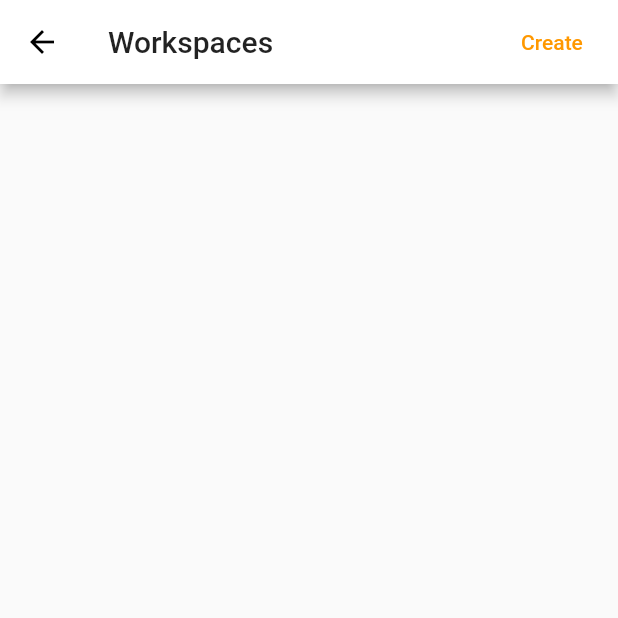
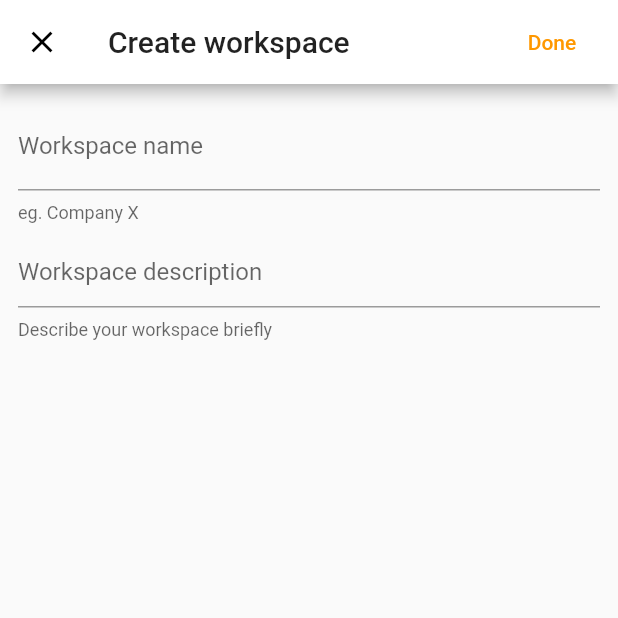
Before and after one commit to amirhesham65/Panther-App, a Flutter app: the WorkspacesView screen opened by its route, after a tap on "Create", on a phone screen of 412 x 824 dp, the top half of it. Run offline on Flutter 3.47's test engine with Material 2 defaults, Android fonts, the phone set to English and light mode, and no system bars; our stand-ins replace cloud_firestore, flutter_spinkit, google_sign_in, page_transition, percent_indicator; accounts and stored records are empty.

Commit message:
Added the ability to add new workspaces

```diff
--- a/lib/models/workspace.dart
+++ b/lib/models/workspace.dart
@@ -2,7 +2,7 @@ import 'package:cloud_firestore/cloud_firestore.dart';
 
 class Workspace {
   String name;
-  int number;
+  String description;
   // The document reference will be set to snapshot reference
   DocumentReference reference;
 
@@ -10,11 +10,11 @@ class Workspace {
   Workspace.fromMap(Map<String, dynamic> map, {this.reference})
       : assert(map['name'] != null),
         name = map['name'],
-        number = map['number'];
+        description = map['description'];
 
   // Formatting the snapshot data
   Workspace.fromSnapshot(DocumentSnapshot snapshot) : this.fromMap(snapshot.data, reference: snapshot.reference);
 
   @override
-  String toString() => "Workspace<$name:$number>";
+  String toString() => "Workspace<$name:$description>";
 }
--- /dev/null
+++ b/lib/views/AddWorkspace.dart
@@ -0,0 +1,104 @@
+import 'package:cloud_firestore/cloud_firestore.dart';
+import 'package:flutter/material.dart';
+
+class AddWorkspace extends StatefulWidget {
+  @override
+  _AddWorkspaceState createState() => _AddWorkspaceState();
+}
+
+// The Add Task model to submit new tasks
+class _AddWorkspaceState extends State<AddWorkspace> {
+  final _formKey = GlobalKey<FormState>();
+
+  // Holding the state
+  String workspaceName;
+  String workspaceDescription;
+
+  // Adding a new task to the Cloud FireStore
+  void addWorkspace() {
+    assert(workspaceName != null);
+    Firestore.instance.collection('workspaces').document().setData(
+      {
+        'name': workspaceName,
+        'number': workspaceDescription,
+      },
+    ).then(
+      (val) {
+        Navigator.pop(context);
+      },
+    );
+  }
+
+  @override
+  Widget build(BuildContext context) {
+    return Scaffold(
+      appBar: AppBar(
+        backgroundColor: Theme.of(context).brightness == Brightness.dark
+            ? Colors.black26
+            : Colors.white,
+        title: Text('Create workspace'),
+        leading: IconButton(
+          onPressed: () {
+            Navigator.pop(context);
+          },
+          icon: Icon(Icons.close),
+        ),
+        actions: <Widget>[
+          FlatButton(
+            onPressed: addWorkspace,
+            child: Text(
+              'Done',
+              style: TextStyle(color: Colors.orange),
+            ),
+          )
+        ],
+      ),
+      body: Container(
+        padding: const EdgeInsets.all(12.0),
+        child: Form(
+          key: _formKey,
+          child: ListView(
+            children: <Widget>[
+              TextFormField(
+                onChanged: (String value) {
+                  setState(() {
+                    workspaceName = value;
+                  });
+                },
+                decoration: InputDecoration(
+                  labelText: 'Workspace name',
+                  helperText: 'eg. Company X',
+                ),
+                validator: (value) {
+                  if (value.isEmpty) {
+                    return 'Please enter some text';
+                  }
+                  return null;
+                },
+              ),
+              SizedBox(height: 8.0),
+              TextFormField(
+                onChanged: (String value) {
+                  setState(() {
+                    workspaceDescription = value;
+                  });
+                },
+                maxLines: null,
+                decoration: InputDecoration(
+                  hintText: 'Workspace description',
+                  helperText: 'Describe your workspace briefly',
+                ),
+                validator: (value) {
+                  if (value.isEmpty) {
+                    return 'Please enter some text';
+                  }
+                  return null;
+                },
+              ),
+            ],
+          ),
+        ),
+      ),
+    );
+  }
+}
--- a/lib/views/WorkspacesView.dart
+++ b/lib/views/WorkspacesView.dart
@@ -1,6 +1,19 @@
 import 'package:cloud_firestore/cloud_firestore.dart';
 import 'package:flutter/material.dart';
+import 'package:page_transition/page_transition.dart';
 import 'package:panther_app/models/workspace.dart';
+import 'package:panther_app/views/AddWorkspace.dart';
+
+// Showing Add workspace View
+void showAddWorkspaceView(BuildContext context) {
+  Navigator.push(
+    context,
+    PageTransition(
+      type: PageTransitionType.downToUp,
+      child: AddWorkspace(),
+    ),
+  );
+}
 
 // The listing projects view
 class WorkspacesView extends StatelessWidget {
@@ -44,7 +57,7 @@ class WorkspacesView extends StatelessWidget {
         child: Text(workspace.name[0]),
       ),
       title: Text(workspace.name),
-      subtitle: Text('${workspace.number} updates'),
+      subtitle: Text('0 updates'),
       trailing: IconButton(
         onPressed: () {},
         icon: Icon(Icons.reorder),
@@ -62,7 +75,7 @@ class WorkspacesView extends StatelessWidget {
             : Colors.white,
         actions: <Widget>[
           FlatButton(
-            onPressed: () {},
+            onPressed: () => showAddWorkspaceView(context),
             child: Text(
               'Create',
               style: TextStyle(color: Colors.orange),
```
